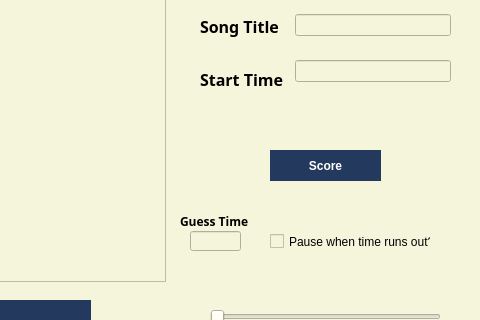
Above: controlwindow.ui from AlexjHeat/MusicTrivia_MediaPlayer before the change; both pictures show x 320 to 800 and y 199 to 519 of the 800 by 600 pixel window. Below: the same form after it.
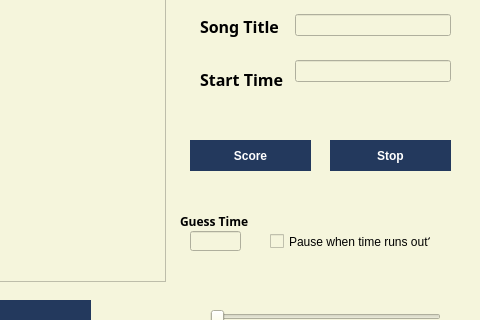
That is the form after the change.

What changed in the file:
```diff
--- a/controlwindow.ui
+++ b/controlwindow.ui
@@ -159,9 +159,9 @@
    <widget class="QPushButton" name="buttonScore">
     <property name="geometry">
      <rect>
-      <x>590</x>
-      <y>330</y>
-      <width>111</width>
+      <x>510</x>
+      <y>320</y>
+      <width>121</width>
       <height>31</height>
      </rect>
     </property>
@@ -249,6 +249,35 @@
      <string>Pause when time runs out?</string>
     </property>
    </widget>
+   <widget class="QPushButton" name="buttonStop">
+    <property name="geometry">
+     <rect>
+      <x>650</x>
+      <y>320</y>
+      <width>121</width>
+      <height>31</height>
+     </rect>
+    </property>
+    <property name="styleSheet">
+     <string notr="true">QPushButton{
+background-color: #23395d;
+border: 1 px solid black;
+padding: 5 px;
+color: #FFFFFF;
+font: bold;
+}
+QPushButton:Pressed{
+background-color: #203354;
+border: 1 px solid gray;
+padding: 5 px;
+color: #FFFFFF;
+font: bold;
+}</string>
+    </property>
+    <property name="text">
+     <string>Stop</string>
+    </property>
+   </widget>
   </widget>
   <widget class="QMenuBar" name="menubar">
    <property name="geometry">
```
